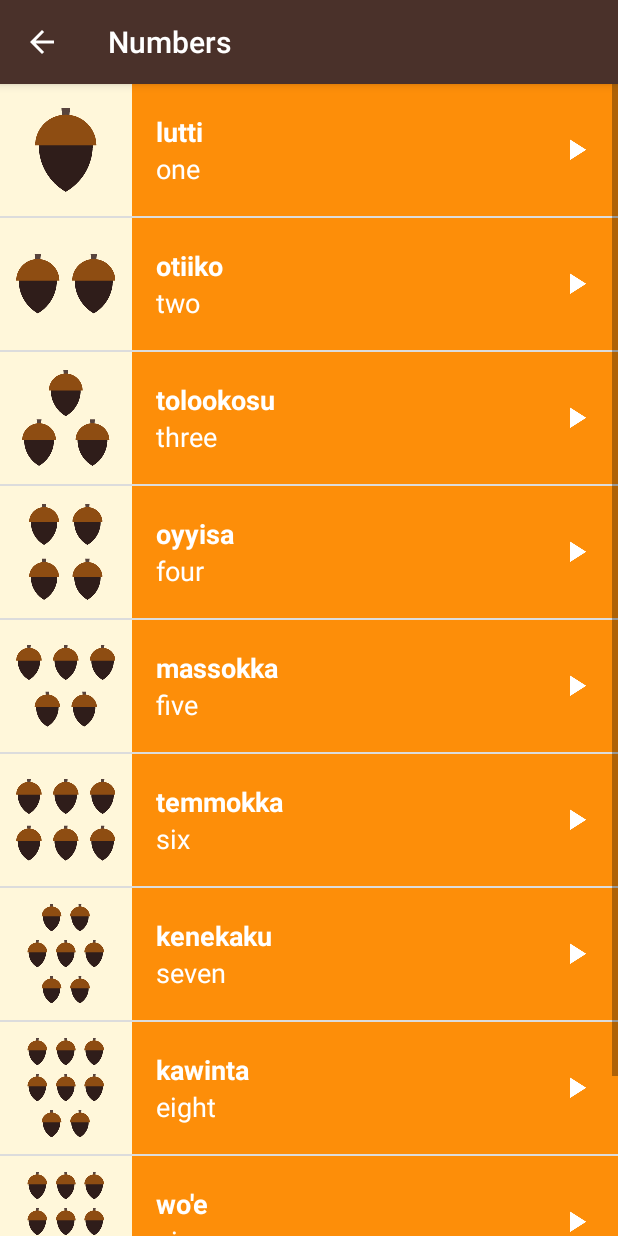
After one commit to erikbenton/miwok-app, an Android app: the NumbersFragment screen opened directly, with no data from a screen before it, on a phone screen of 412 x 824 dp. The commit adds this screen. Run offline under Robolectric (Android 15) with nearby library versions, the phone set to English and light mode, and no system bars.

Commit message:
creating Numbers Fragment

```diff
--- /dev/null
+++ b/app/src/main/java/com/example/android/miwok/NumbersFragment.java
@@ -0,0 +1,144 @@
+package com.example.android.miwok;
+
+
+import android.content.Context;
+import android.media.AudioManager;
+import android.media.MediaPlayer;
+import android.os.Bundle;
+import android.support.v4.app.Fragment;
+import android.view.LayoutInflater;
+import android.view.View;
+import android.view.ViewGroup;
+import android.widget.AdapterView;
+import android.widget.ListView;
+import android.widget.TextView;
+
+import java.util.ArrayList;
+
+/**
+ * A simple {@link Fragment} subclass.
+ */
+public class NumbersFragment extends Fragment {
+
+    // Global Variables
+    private MediaPlayer mp;
+    private MediaPlayer.OnCompletionListener mpCompletionListener = new MediaPlayer.OnCompletionListener() {
+        @Override
+        public void onCompletion(MediaPlayer mp) {
+            releaseMediaPlayer();
+        }
+    };
+
+    private AudioManager mAudioManager;
+
+    private AudioManager.OnAudioFocusChangeListener afChangeListener = new AudioManager.OnAudioFocusChangeListener() {
+        public void onAudioFocusChange(int focusChange) {
+            if (focusChange == AudioManager.AUDIOFOCUS_LOSS_TRANSIENT ||
+                    focusChange == AudioManager.AUDIOFOCUS_LOSS_TRANSIENT_CAN_DUCK)
+            {
+                mp.pause();
+                mp.seekTo(0);
+            }
+            else if (focusChange == AudioManager.AUDIOFOCUS_GAIN)
+            {
+                mp.start();
+            }
+            else if (focusChange == AudioManager.AUDIOFOCUS_LOSS)
+            {
+                // Stop playback
+                releaseMediaPlayer();
+            }
+        }
+    };
+
+    public NumbersFragment() {
+        // Required empty public constructor
+    }
+
+
+    @Override
+    public View onCreateView(LayoutInflater inflater, ViewGroup container,
+                             Bundle savedInstanceState)
+    {
+        View rootView = inflater.inflate(R.layout.word_list, container, false);
+
+        //Initialize Audio Manager
+        mAudioManager = (AudioManager) getActivity().getSystemService(Context.AUDIO_SERVICE);
+
+        final ArrayList<Word> words = new ArrayList<Word>();
+
+        words.add(new Word("one", "lutti", R.drawable.number_one, R.raw.number_one));
+        words.add(new Word("two", "otiiko", R.drawable.number_two, R.raw.number_two));
+        words.add(new Word("three", "tolookosu", R.drawable.number_three, R.raw.number_three));
+        words.add(new Word("four", "oyyisa", R.drawable.number_four, R.raw.number_four));
+        words.add(new Word("five", "massokka", R.drawable.number_five, R.raw.number_five));
+        words.add(new Word("six", "temmokka", R.drawable.number_six, R.raw.number_six));
+        words.add(new Word("seven", "kenekaku", R.drawable.number_seven, R.raw.number_seven));
+        words.add(new Word("eight", "kawinta", R.drawable.number_eight, R.raw.number_eight));
+        words.add(new Word("nine", "wo'e", R.drawable.number_nine, R.raw.number_nine));
+        words.add(new Word("ten", "na'aacha", R.drawable.number_ten, R.raw.number_ten));
+
+        WordAdapter adapter = new WordAdapter(getActivity(), words, R.color.category_numbers);
+
+        ListView listView = (ListView) rootView.findViewById(R.id.list);
+
+        listView.setAdapter(adapter);
+
+        listView.setOnItemClickListener(new AdapterView.OnItemClickListener() {
+            @Override
+            public void onItemClick(AdapterView<?> adapterView, View view, int i, long l) {
+                Word word = words.get(i);
+                releaseMediaPlayer();
+
+                // Request audio focus for playback
+                int result = mAudioManager.requestAudioFocus(afChangeListener,
+                        // Use the music stream.
+                        AudioManager.STREAM_MUSIC,
+                        // Request permanent focus.
+                        AudioManager.AUDIOFOCUS_GAIN_TRANSIENT);
+
+                if (result == AudioManager.AUDIOFOCUS_REQUEST_GRANTED) {
+                    initializeMediaPlayer(word);
+                }
+            }
+        });
+
+        return rootView;
+    }
+
+
+
+    /**
+     * Releases the media player when the app is paused
+     */
+    @Override
+    public void onPause() {
+        super.onPause();
+        releaseMediaPlayer();
+    }
+
+    /**
+     * Releases the MediaPlayer and sets it to null
+     */
+    private void releaseMediaPlayer()
+    {
+        if(mp != null)
+        {
+            mp.release();
+            mp = null;
+
+            mAudioManager.abandonAudioFocus(afChangeListener);
+        }
+    }
+
+    /**
+     * Initializes the media player and sets up release of the media player on completion
+     * @param word
+     */
+    private void initializeMediaPlayer(Word word)
+    {
+        mp = MediaPlayer.create(getActivity(), word.getSoundResourceId());
+        mp.start();
+        mp.setOnCompletionListener(mpCompletionListener);
+    }
+}
--- /dev/null
+++ b/app/src/main/res/layout/activity_category.xml
@@ -0,0 +1,6 @@
+<?xml version="1.0" encoding="utf-8"?>
+<LinearLayout xmlns:android="http://schemas.android.com/apk/res/android"
+    android:id="@+id/container"
+    android:layout_width="match_parent"
+    android:layout_height="match_parent"
+    android:orientation="vertical"/>
--- a/app/src/main/res/values/strings.xml
+++ b/app/src/main/res/values/strings.xml
@@ -27,4 +27,7 @@
 
     <!-- Category name for the vocabulary words for family members [CHAR LIMIT=20] -->
     <string name="category_family">Family Members</string>
+
+    <!-- TODO: Remove or change this placeholder text -->
+    <string name="hello_blank_fragment">Hello blank fragment</string>
 </resources>
```
Also changed, not shown: app/src/main/java/com/example/android/miwok/NumbersActivity.java (+4 -117 lines).
